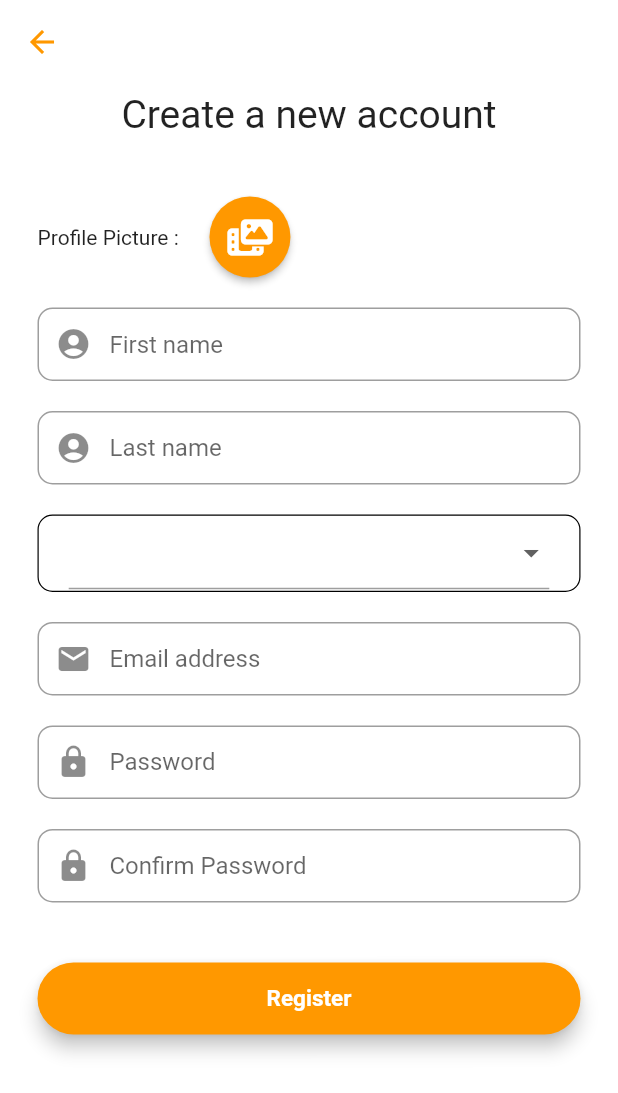
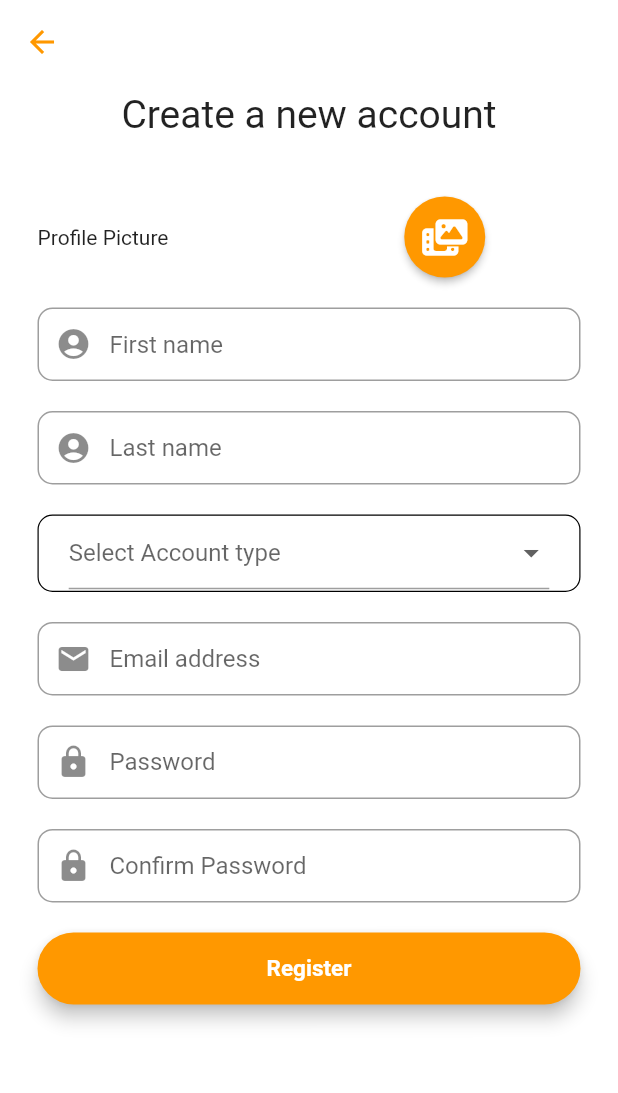
Before and after one commit to nilanmeegoda99/CTSE_SLIIT_Flutter, a Flutter app: the add_Event_screen screen opened by its route, after a tap on "Submit", after a tap on the "logout" icon, after a tap on "SignUp", on a phone screen of 412 x 824 dp. Shown: the top 1093 px of the screen. Run offline on Flutter 3.47's test engine with Material 2 defaults, Android fonts, the phone set to English and light mode, and no system bars; our stand-ins replace cloud_firestore, file_picker, firebase_auth, firebase_core, firebase_storage, flutter_datetime_picker and 2 more; accounts and stored records are empty; network calls fail.

Commit message:
signup page issue fix

```diff
--- a/lib/screens/add_event.dart
+++ b/lib/screens/add_event.dart
@@ -350,7 +350,14 @@ class _add_Event_screenState extends State<add_Event_screen> {
     return Scaffold(
         backgroundColor: Colors.white,
         appBar: buildLoggedAppBar(context),
-        body: Center(
+        body: Column(
+          children: [
+            const Padding(
+              padding: EdgeInsets.fromLTRB(1, 5, 1, 5),
+              child: Text('Add a event',
+                style: TextStyle(fontSize: 26),),
+            ),
+            Center(
               child: SingleChildScrollView(
                   child: Container(
                       color: Colors.white,
@@ -363,7 +370,7 @@ class _add_Event_screenState extends State<add_Event_screen> {
                                 crossAxisAlignment: CrossAxisAlignment.center,
                                 children: <Widget>[
                                   imagePickerButton,
-                              const SizedBox(height: 30),
+                                  const SizedBox(height: 20),
                                   event_title_Field,
                                   const SizedBox(height: 20),
                                   venue_field,
@@ -371,7 +378,7 @@ class _add_Event_screenState extends State<add_Event_screen> {
                                   datetimepicker,
                                   const SizedBox(height: 20),
                                   description_field,
-                              const SizedBox(height: 40),
+                                  const SizedBox(height: 20),
                                   submitBtn,
 
                                 ]
@@ -381,6 +388,8 @@ class _add_Event_screenState extends State<add_Event_screen> {
 
                   )
               ),
+            ),
+          ],
         )
     );
   }
--- a/lib/screens/signup_screen.dart
+++ b/lib/screens/signup_screen.dart
@@ -85,12 +85,17 @@ class _SignUp_ScreenState extends State<SignUp_Screen> {
 
     //image picker button viewer
     final imagePickerButton = Column(
-      mainAxisSize: MainAxisSize.max,
-      mainAxisAlignment: MainAxisAlignment.center,
-      children: [
+      mainAxisSize: MainAxisSize.min,
+      children: <Widget>[
         Row(
           children: [
-            RawMaterialButton(
+            const Expanded(
+              flex: 2,
+              child: Text('Profile Picture'),
+            ),
+            Expanded(
+              flex: 2,
+              child:  RawMaterialButton(
                 fillColor: Theme.of(context).colorScheme.secondary,
                 child: const FaIcon(FontAwesomeIcons.photoFilm, color: Colors.white,),
                 elevation: 2,
@@ -100,16 +105,18 @@ class _SignUp_ScreenState extends State<SignUp_Screen> {
                 padding: const EdgeInsets.all(15),
                 shape: const CircleBorder(),
               ),
+            ),
             if(pickedFile != null)
               Expanded(
+                flex: 6,
                 child: Container(
                   color: Colors.grey[50],
                   child: Center(
                     child: Expanded(
                       child: Image.file(
                         File(pickedFile!.path!),
-                        width: 400,
-                        height: 150,
+                        width: 120,
+                        height: 70,
                         fit: BoxFit.cover,
                       ),
                     ),
@@ -157,6 +164,7 @@ class _SignUp_ScreenState extends State<SignUp_Screen> {
       child: DropdownButtonFormField<String>(
         value: accType,
         isExpanded: true,
+        hint: const Text('Select Account type'),
         items: accTypes.map(buildMenuItem).toList(),
         onChanged: (value) => setState(()=> this.accType = value),
       ),
@@ -290,6 +298,7 @@ class _SignUp_ScreenState extends State<SignUp_Screen> {
             },
           ),
         ),
+        resizeToAvoidBottomInset : false,
         body: Column(
           children: [
             const Padding(
@@ -299,6 +308,7 @@ class _SignUp_ScreenState extends State<SignUp_Screen> {
             ),
             const SizedBox(height: 10,),
             Center(
+                  child: SingleChildScrollView(
                     child: Container(
                         color: Colors.white,
                         child: Padding(
@@ -309,12 +319,7 @@ class _SignUp_ScreenState extends State<SignUp_Screen> {
                                   mainAxisAlignment: MainAxisAlignment.center,
                                   crossAxisAlignment: CrossAxisAlignment.center,
                                   children: <Widget>[
-                                  Row(
-                                    children: [
-                                      const Text('Profile Picture : '),
-                                      imagePickerButton
-                                    ],
-                                  ),
+                                    imagePickerButton,
                                     const SizedBox(height: 20),
                                     fNameField,
                                     const SizedBox(height: 20),
@@ -327,7 +332,7 @@ class _SignUp_ScreenState extends State<SignUp_Screen> {
                                     pwd_field,
                                     const SizedBox(height: 20),
                                     confirm_pwd_field,
-                                  const SizedBox(height: 40),
+                                    const SizedBox(height: 20),
                                     signUpBtn,
 
                                   ]
@@ -335,6 +340,7 @@ class _SignUp_ScreenState extends State<SignUp_Screen> {
                           ),
                         )
 
+                    ),
                   )
               ),
           ],
```
Also changed, not shown: lib/screens/add_degree.dart (+12 -2 lines), lib/screens/add_news.dart (+10 -1 lines), lib/screens/home_screen.dart (+9 -7 lines). Lines whose indentation alone changed are shown as unchanged.
